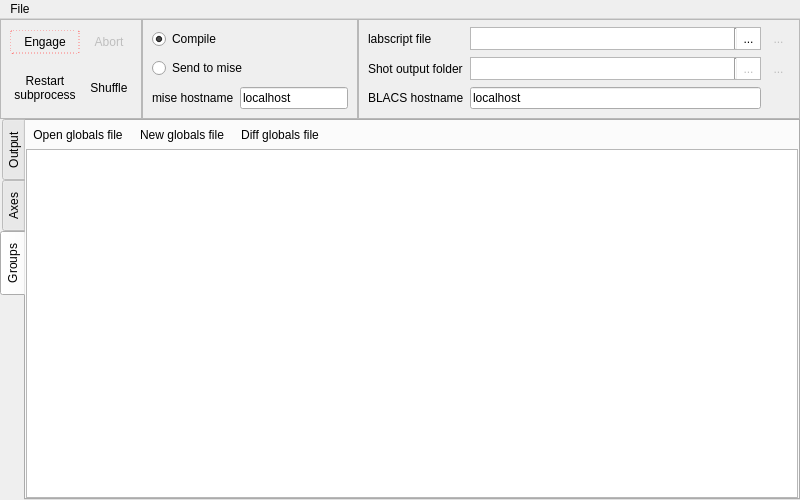
First picture: the form in main.ui, repository labscript-suite/runmanager, before the edit.
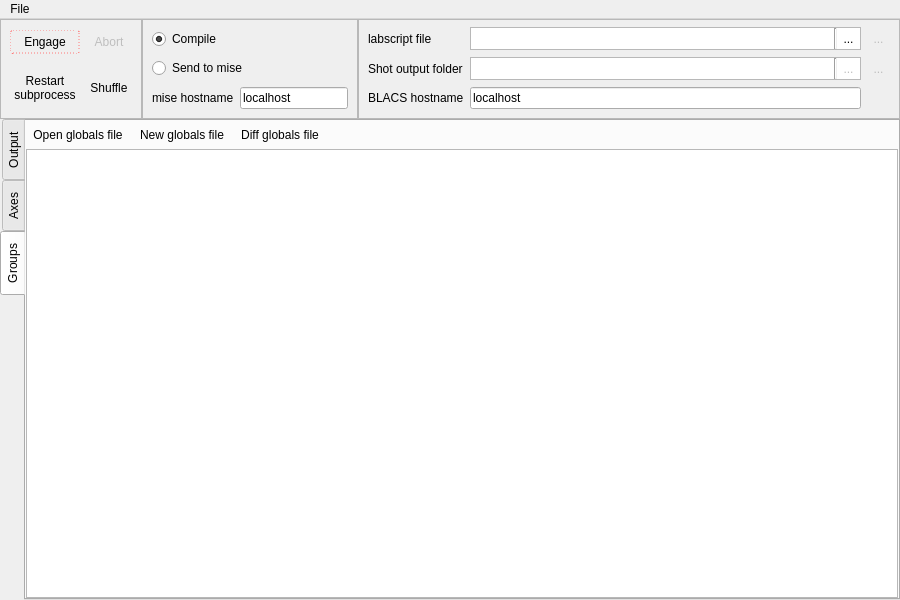
Second picture: the form after the edit. Icons and pictures are not drawn. Custom widgets are drawn as their Qt base class.

Commit message: Qt: Still working on groups tab. Have an issue with recursion in on_groups_model_item_changed. Will probably fix by temporarily blocking signals, but hometime for now.

The edit to the form file:
```diff
--- a/main.ui
+++ b/main.ui
@@ -6,8 +6,8 @@
    <rect>
     <x>0</x>
     <y>0</y>
-    <width>800</width>
-    <height>500</height>
+    <width>900</width>
+    <height>600</height>
    </rect>
   </property>
   <property name="windowTitle">
@@ -938,8 +938,8 @@
             <rect>
              <x>0</x>
              <y>0</y>
-             <width>771</width>
-             <height>345</height>
+             <width>871</width>
+             <height>445</height>
             </rect>
            </property>
            <layout class="QVBoxLayout" name="verticalLayout_6">
@@ -967,7 +967,7 @@
     <rect>
      <x>0</x>
      <y>0</y>
-     <width>800</width>
+     <width>900</width>
      <height>21</height>
     </rect>
    </property>
```
Left out of the diff: 4 changed lines with no effect on the pictures. The commit also changes 1 other file.
